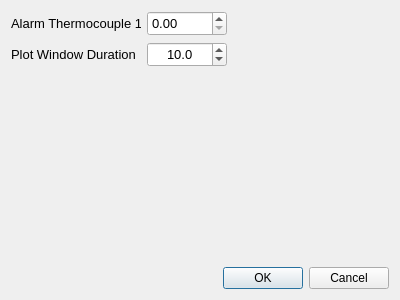
First picture: the form in src/ECM_gui/misc_dialogs/dialog_settings_editor.ui, repository dmherrington/ECM-Control-System, before the edit.
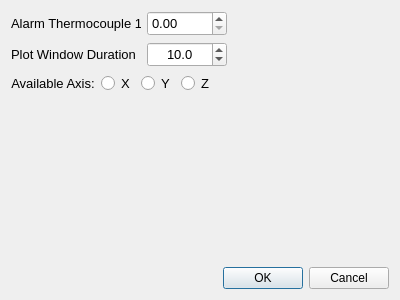
Second picture: the form after the edit.

```diff
--- a/src/ECM_gui/misc_dialogs/dialog_settings_editor.ui
+++ b/src/ECM_gui/misc_dialogs/dialog_settings_editor.ui
@@ -14,7 +14,7 @@
    <string>Dialog</string>
   </property>
   <layout class="QGridLayout" name="gridLayout">
-   <item row="0" column="0">
+   <item row="0" column="0" colspan="2">
     <layout class="QHBoxLayout" name="horizontalLayout_2">
      <item>
       <layout class="QHBoxLayout" name="horizontalLayout">
@@ -83,7 +83,7 @@
      </item>
     </layout>
    </item>
-   <item row="1" column="0">
+   <item row="1" column="0" colspan="2">
     <layout class="QHBoxLayout" name="horizontalLayout_3">
      <item>
       <layout class="QHBoxLayout" name="horizontalLayout_4">
@@ -161,7 +161,88 @@
      </item>
     </layout>
    </item>
-   <item row="2" column="0">
+   <item row="2" column="0" colspan="2">
+    <layout class="QHBoxLayout" name="horizontalLayout_6">
+     <item>
+      <widget class="QLabel" name="label_AvailableAxis">
+       <property name="font">
+        <font>
+         <pointsize>10</pointsize>
+        </font>
+       </property>
+       <property name="text">
+        <string>Available Axis:</string>
+       </property>
+       <property name="alignment">
+        <set>Qt::AlignCenter</set>
+       </property>
+      </widget>
+     </item>
+     <item>
+      <layout class="QHBoxLayout" name="horizontalLayout_5">
+       <item>
+        <widget class="QRadioButton" name="radioButton_X">
+         <property name="font">
+          <font>
+           <pointsize>10</pointsize>
+          </font>
+         </property>
+         <property name="layoutDirection">
+          <enum>Qt::LeftToRight</enum>
+         </property>
+         <property name="text">
+          <string>X</string>
+         </property>
+        </widget>
+       </item>
+       <item>
+        <widget class="QRadioButton" name="radioButton_Y">
+         <property name="font">
+          <font>
+           <pointsize>10</pointsize>
+          </font>
+         </property>
+         <property name="layoutDirection">
+          <enum>Qt::LeftToRight</enum>
+         </property>
+         <property name="text">
+          <string>Y</string>
+         </property>
+        </widget>
+       </item>
+       <item>
+        <widget class="QRadioButton" name="radioButton_Z">
+         <property name="font">
+          <font>
+           <pointsize>10</pointsize>
+          </font>
+         </property>
+         <property name="layoutDirection">
+          <enum>Qt::LeftToRight</enum>
+         </property>
+         <property name="text">
+          <string>Z</string>
+         </property>
+        </widget>
+       </item>
+      </layout>
+     </item>
+     <item>
+      <spacer name="horizontalSpacer_3">
+       <property name="orientation">
+        <enum>Qt::Horizontal</enum>
+       </property>
+       <property name="sizeHint" stdset="0">
+        <size>
+         <width>40</width>
+         <height>20</height>
+        </size>
+       </property>
+      </spacer>
+     </item>
+    </layout>
+   </item>
+   <item row="3" column="0">
     <spacer name="verticalSpacer">
      <property name="orientation">
       <enum>Qt::Vertical</enum>
@@ -169,12 +250,12 @@
      <property name="sizeHint" stdset="0">
       <size>
        <width>20</width>
-       <height>215</height>
+       <height>100</height>
       </size>
      </property>
     </spacer>
    </item>
-   <item row="3" column="0">
+   <item row="4" column="1">
     <widget class="QDialogButtonBox" name="buttonBox">
      <property name="orientation">
       <enum>Qt::Horizontal</enum>
```
